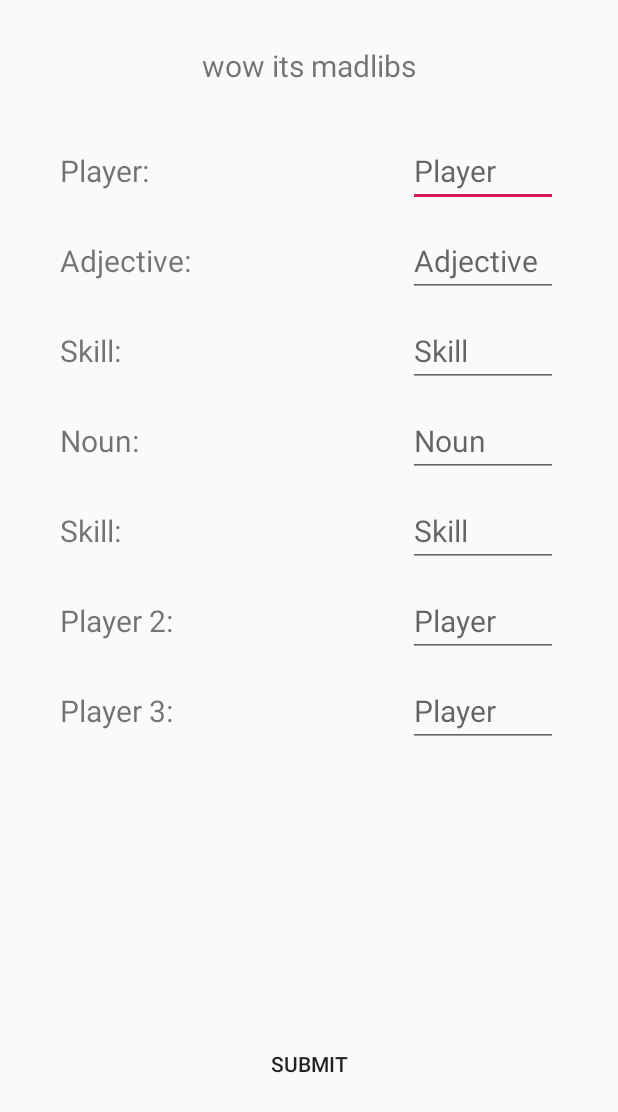
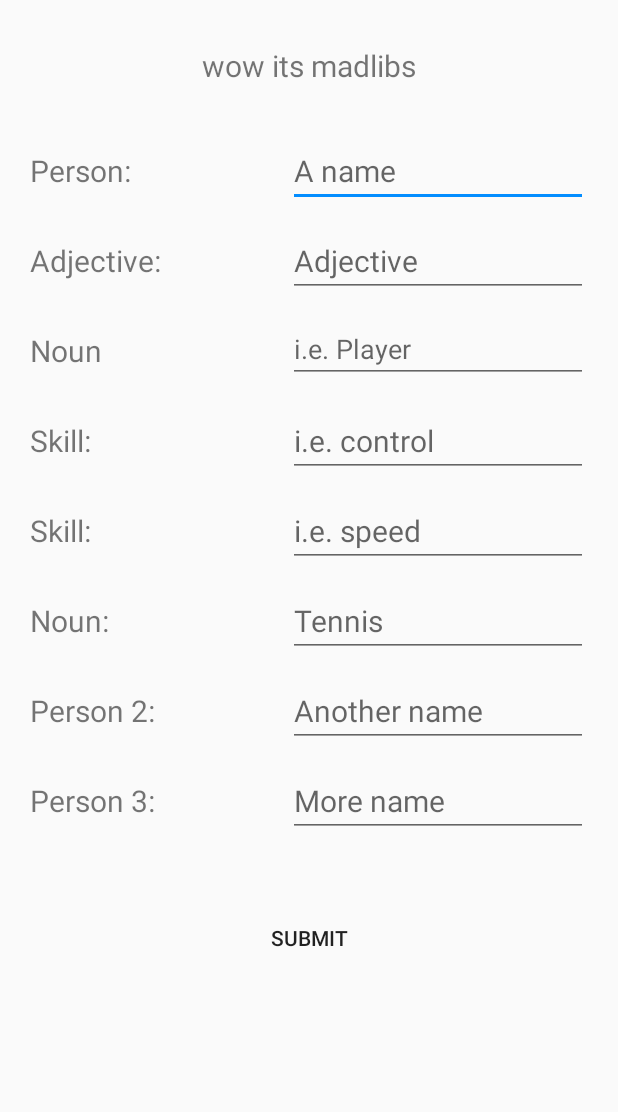
Before and after one commit to kyeoul/MadLibsClass, an Android app: the screen it shows after launch (MainActivity), on a phone screen of 412 x 824 dp. Shown: the top 1112 px of the screen. Run offline under Robolectric (Android 15) with nearby library versions, the phone set to English and light mode, and no system bars.

Commit message:
much progress did more madlibs enhancements should do sharing things also add thigns yay literally 1 progress

```diff
--- a/app/src/main/java/com/example/madlibsclass/MainActivity.java
+++ b/app/src/main/java/com/example/madlibsclass/MainActivity.java
@@ -21,20 +21,23 @@ public class MainActivity extends AppCompatActivity {
         ArrayList<EditText> editTextArray = new ArrayList<EditText>();
         editTextArray.add((EditText) findViewById(R.id.playerEditText));
         editTextArray.add((EditText) findViewById(R.id.adjEditText)) ;
+        editTextArray.add((EditText) findViewById(R.id.somethingerEditText));
         editTextArray.add((EditText) findViewById(R.id.skillEditText));
         editTextArray.add((EditText) findViewById(R.id.skillEditText2));
         editTextArray.add((EditText) findViewById(R.id.nounEditText));
         editTextArray.add((EditText) findViewById(R.id.playerEditText2));
         editTextArray.add((EditText) findViewById(R.id.playerEditText3));
 
-        String myMessage = "Excuse me? " + editTextArray.get(0).toString() + " is bad? I'll have you know that ";
+        String myMessage = "Excuse me? " + editTextArray.get(0).getText().toString() + " is bad? I'll have you know that ";
         myMessage += editTextArray.get(0).getText().toString() + " is the most ";
-        myMessage += editTextArray.get(1).getText().toString() + " player in the whole school. His ";
-        myMessage += editTextArray.get(2).getText().toString() + " and ";
-        myMessage += editTextArray.get(3).getText().toString() + " is something we should be glad to witness. ";
-        myMessage += editTextArray.get(4).getText().toString() + "breaks the records. " + editTextArray.get(5).getText().toString() + " breaks the records. ";
-        myMessage += editTextArray.get(6).getText().toString() + " breaks the rules.";
-        myMessage += "You can keep your statistics. I prefer the magic.";
+        myMessage += editTextArray.get(1).getText().toString();
+        myMessage += editTextArray.get(2).getText().toString() + " in the whole school. His ";
+        myMessage += editTextArray.get(3).getText().toString() + " and ";
+        myMessage += editTextArray.get(4).getText().toString() + " with the ";
+        myMessage += editTextArray.get(5).getText().toString() + " is something we should be glad to witness. ";
+        myMessage += editTextArray.get(6).getText().toString() + " breaks the records. " + editTextArray.get(7).getText().toString() + " breaks the records. ";
+        myMessage += editTextArray.get(0).getText().toString() + " breaks the rules.";
+        myMessage += " You can keep your statistics. I prefer the magic.";
 
         Intent intent = new Intent(this, MadLibsActivity.class);
         intent.putExtra(MadLibsActivity.MY_MESSAGE, myMessage);
--- a/app/src/main/res/layout/activity_mad_libs.xml
+++ b/app/src/main/res/layout/activity_mad_libs.xml
@@ -10,10 +10,13 @@
     <TextView
         android:id="@+id/textView"
         android:layout_width="wrap_content"
+        android:paddingStart="10dp"
+        android:paddingEnd="10dp"
         android:layout_height="wrap_content"
         android:text="Filler"
         android:layout_centerHorizontal="true"
-        android:layout_marginTop="40dp"
+        android:layout_marginTop="@dimen/margin"
         android:textSize="20sp"
-        android:textColor="#03A9F4"/>
+        android:textColor="#03A9F4"
+        android:textAlignment="center"/>
 </RelativeLayout>
--- a/app/src/main/res/layout/activity_main.xml
+++ b/app/src/main/res/layout/activity_main.xml
@@ -21,7 +21,7 @@
         android:textSize="20sp"
         android:layout_alignParentStart="true"
         android:layout_alignParentTop="true"
-        android:text="Player:"
+        android:text="Person:"
         android:layout_marginTop="100dp"
         android:layout_marginStart="@dimen/margin"/>
 
@@ -37,12 +37,23 @@
         android:layout_marginStart="@dimen/margin"/>
 
     <TextView
+        android:id="@+id/somethingerText"
+        android:layout_width="wrap_content"
+        android:layout_height="wrap_content"
+        android:layout_alignTop="@+id/adjectiveText"
+        android:layout_alignParentStart="true"
+        android:layout_marginStart="@dimen/margin"
+        android:layout_marginTop="60dp"
+        android:text="Noun"
+        android:textSize="20dp" />
+
+    <TextView
         android:id="@+id/skillText"
         android:layout_width="wrap_content"
         android:layout_height="wrap_content"
         android:textSize="20sp"
         android:layout_alignParentStart="true"
-        android:layout_alignTop="@id/adjectiveText"
+        android:layout_alignTop="@id/somethingerText"
         android:text="Skill:"
         android:layout_marginTop="60dp"
         android:layout_marginStart="@dimen/margin"/>
@@ -54,7 +65,7 @@
         android:textSize="20sp"
         android:layout_alignParentStart="true"
         android:layout_alignTop="@id/skillText"
-        android:text="Noun:"
+        android:text="Skill:"
         android:layout_marginTop="60dp"
         android:layout_marginStart="@dimen/margin"/>
 
@@ -65,7 +76,7 @@
         android:textSize="20sp"
         android:layout_alignParentStart="true"
         android:layout_alignTop="@id/nounText"
-        android:text="Skill:"
+        android:text="Noun:"
         android:layout_marginTop="60dp"
         android:layout_marginStart="@dimen/margin"/>
 
@@ -76,7 +87,7 @@
         android:textSize="20sp"
         android:layout_alignParentStart="true"
         android:layout_alignTop="@id/skillText2"
-        android:text="Player 2:"
+        android:text="Person 2:"
         android:layout_marginTop="60dp"
         android:layout_marginStart="@dimen/margin"/>
 
@@ -87,7 +98,7 @@
         android:textSize="20sp"
         android:layout_alignParentStart="true"
         android:layout_alignTop="@id/playerText2"
-        android:text="Player 3:"
+        android:text="Person 3:"
         android:layout_marginTop="60dp"
         android:layout_marginStart="@dimen/margin"/>
 
@@ -95,21 +106,23 @@
         android:layout_width="200dp"
         android:layout_height="50dp"
         android:layout_centerHorizontal="true"
-        android:layout_alignParentBottom="true"
-        android:layout_marginBottom="90dp"
+        android:layout_alignTop="@id/playerEditText3"
+        android:layout_marginTop="90dp"
         android:text="Submit"
         android:background="@android:color/transparent"
         android:onClick="sendText"/>
 
     <EditText
+        android:theme="@style/AppTheme2"
         android:id="@+id/playerEditText"
         android:layout_width="@dimen/editTextWidth"
         android:layout_height="wrap_content"
         android:layout_marginTop="90dp"
         android:layout_alignParentEnd="true"
-        android:layout_marginEnd="40dp"
+        android:layout_marginEnd="@dimen/margin"
         android:textSize="20sp"
-        android:hint="Player"/>
+        android:hint="A name"
+        android:inputType="textPersonName"/>
 
     <EditText
         android:theme="@style/AppTheme2"
@@ -119,9 +132,20 @@
         android:layout_marginTop="60dp"
         android:layout_alignTop="@+id/playerEditText"
         android:layout_alignParentEnd="true"
-        android:layout_marginEnd="40dp"
+        android:layout_marginEnd="@dimen/margin"
         android:textSize="20sp"
         android:hint="Adjective"/>
+
+    <EditText
+        android:layout_width="@dimen/editTextWidth"
+        android:layout_height="wrap_content"
+        android:theme="@style/AppTheme2"
+        android:id="@+id/somethingerEditText"
+        android:hint="i.e. Player"
+        android:layout_alignTop="@+id/adjEditText"
+        android:layout_alignParentEnd="true"
+        android:layout_marginEnd="@dimen/margin"
+        android:layout_marginTop="60dp"/>
 
     <EditText
         android:theme="@style/AppTheme2"
@@ -129,11 +153,23 @@
         android:layout_width="@dimen/editTextWidth"
         android:layout_height="wrap_content"
         android:layout_marginTop="60dp"
-        android:layout_alignTop="@+id/adjEditText"
+        android:layout_alignTop="@+id/somethingerEditText"
         android:layout_alignParentEnd="true"
-        android:layout_marginEnd="40dp"
+        android:layout_marginEnd="@dimen/margin"
         android:textSize="20sp"
-        android:hint="Skill"/>
+        android:hint="i.e. control"/>
+
+    <EditText
+        android:theme="@style/AppTheme2"
+        android:id="@+id/skillEditText2"
+        android:layout_width="@dimen/editTextWidth"
+        android:layout_height="wrap_content"
+        android:layout_marginTop="60dp"
+        android:layout_alignTop="@+id/skillEditText"
+        android:layout_alignParentEnd="true"
+        android:layout_marginEnd="@dimen/margin"
+        android:textSize="20sp"
+        android:hint="i.e. speed"/>
 
     <EditText
         android:theme="@style/AppTheme2"
@@ -141,23 +177,11 @@
         android:layout_width="@dimen/editTextWidth"
         android:layout_height="wrap_content"
         android:layout_marginTop="60dp"
-        android:layout_alignTop="@+id/skillEditText"
+        android:layout_alignTop="@+id/skillEditText2"
         android:layout_alignParentEnd="true"
-        android:layout_marginEnd="40dp"
+        android:layout_marginEnd="@dimen/margin"
         android:textSize="20sp"
-        android:hint="Noun"/>
-
-    <EditText
-        android:theme="@style/AppTheme2"
-        android:id="@+id/skillEditText2"
-        android:layout_width="@dimen/editTextWidth"
-        android:layout_height="wrap_content"
-        android:layout_marginTop="60dp"
-        android:layout_alignTop="@+id/nounEditText"
-        android:layout_alignParentEnd="true"
-        android:layout_marginEnd="40dp"
-        android:textSize="20sp"
-        android:hint="Skill"/>
+        android:hint="Tennis"/>
 
     <EditText
         android:theme="@style/AppTheme2"
@@ -165,11 +189,12 @@
         android:layout_width="@dimen/editTextWidth"
         android:layout_height="wrap_content"
         android:layout_marginTop="60dp"
-        android:layout_alignTop="@+id/skillEditText2"
+        android:layout_alignTop="@+id/nounEditText"
         android:layout_alignParentEnd="true"
-        android:layout_marginEnd="40dp"
+        android:layout_marginEnd="@dimen/margin"
         android:textSize="20sp"
-        android:hint="Player"/>
+        android:hint="Another name"
+        android:inputType="textPersonName"/>
 
     <EditText
         android:theme="@style/AppTheme2"
@@ -179,8 +204,9 @@
         android:layout_alignTop="@+id/playerEditText2"
         android:layout_marginTop="60dp"
         android:layout_alignParentEnd="true"
-        android:layout_marginEnd="40dp"
+        android:layout_marginEnd="@dimen/margin"
         android:textSize="20sp"
-        android:hint="Player"/>
+        android:hint="More name"
+        android:inputType="textPersonName"/>
 
 </RelativeLayout>
--- a/app/src/main/res/values/dimens.xml
+++ b/app/src/main/res/values/dimens.xml
@@ -1,10 +1,10 @@
 <?xml version="1.0" encoding="utf-8"?>
 <resources>
     <dimen name="editTextWidth">
-        100dp
+        200dp
     </dimen>
 
     <dimen name="margin">
-        40dp
+        20dp
     </dimen>
 </resources>
```
